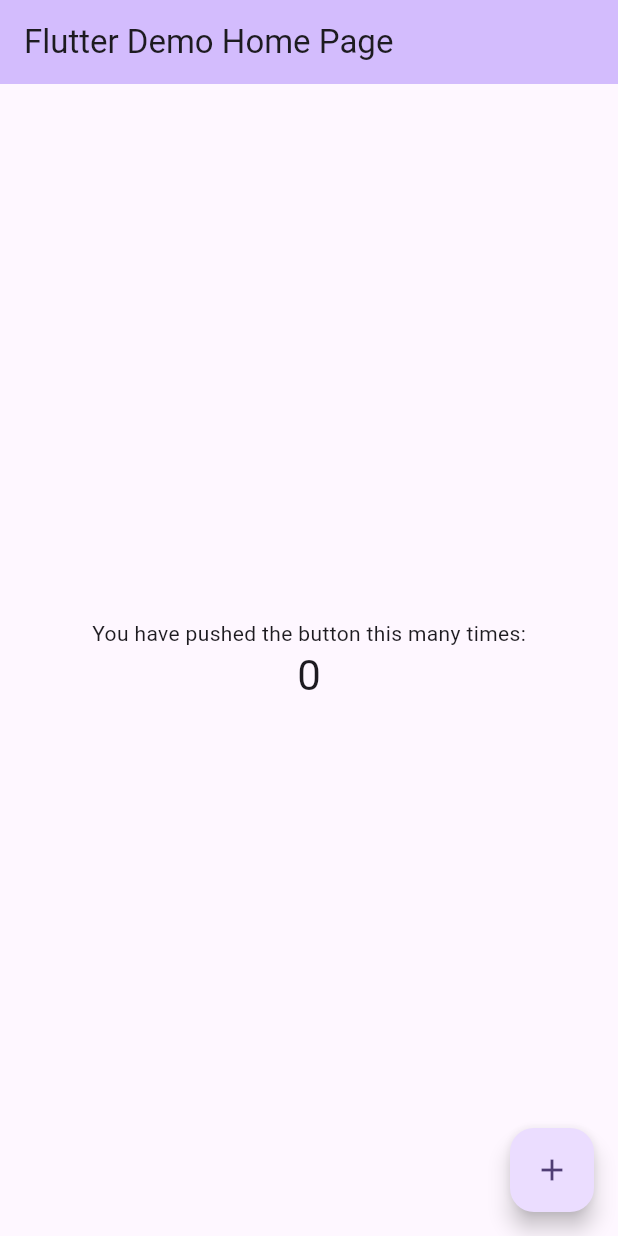
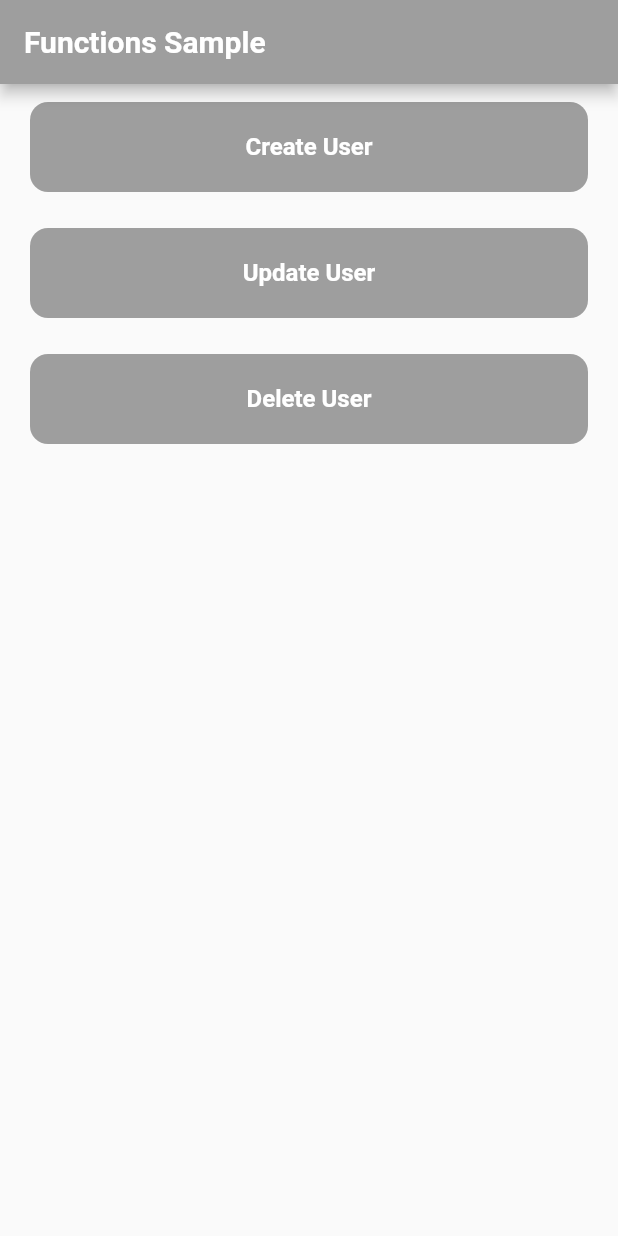
Before and after one commit to boglbbogl/flutter_cloud_functions_sample, a Flutter app: the screen it shows after launch, on a phone screen of 412 x 824 dp. Run offline on Flutter 3.47's test engine with Material 2 defaults, Android fonts, the phone set to English and light mode, and no system bars; our stand-ins replace cloud_firestore, firebase_auth, firebase_core; accounts and stored records are empty.

Commit message:
add functions

```diff
--- a/lib/main.dart
+++ b/lib/main.dart
@@ -1,125 +1,26 @@
+import 'package:firebase_core/firebase_core.dart';
 import 'package:flutter/material.dart';
+import 'package:flutter_cloud_functions_sample/firebase_options.dart';
+import 'package:flutter_cloud_functions_sample/main_page.dart';
 
-void main() {
+Future<void> main() async {
+  WidgetsFlutterBinding.ensureInitialized();
+  await Firebase.initializeApp(options: DefaultFirebaseOptions.currentPlatform);
+
   runApp(const MyApp());
 }
 
 class MyApp extends StatelessWidget {
   const MyApp({super.key});
 
-  // This widget is the root of your application.
   @override
   Widget build(BuildContext context) {
     return MaterialApp(
-      title: 'Flutter Demo',
       theme: ThemeData(
-        // This is the theme of your application.
-        //
-        // TRY THIS: Try running your application with "flutter run". You'll see
-        // the application has a blue toolbar. Then, without quitting the app,
-        // try changing the seedColor in the colorScheme below to Colors.green
-        // and then invoke "hot reload" (save your changes or press the "hot
-        // reload" button in a Flutter-supported IDE, or press "r" if you used
-        // the command line to start the app).
-        //
-        // Notice that the counter didn't reset back to zero; the application
-        // state is not lost during the reload. To reset the state, use hot
-        // restart instead.
-        //
-        // This works for code too, not just values: Most code changes can be
-        // tested with just a hot reload.
-        colorScheme: ColorScheme.fromSeed(seedColor: Colors.deepPurple),
-        useMaterial3: true,
-      ),
-      home: const MyHomePage(title: 'Flutter Demo Home Page'),
+          colorScheme: Theme.of(context).colorScheme.copyWith(
+                primary: Colors.grey,
+              )),
+      home: const MainPage(),
     );
   }
 }
-
-class MyHomePage extends StatefulWidget {
-  const MyHomePage({super.key, required this.title});
-
-  // This widget is the home page of your application. It is stateful, meaning
-  // that it has a State object (defined below) that contains fields that affect
-  // how it looks.
-
-  // This class is the configuration for the state. It holds the values (in this
-  // case the title) provided by the parent (in this case the App widget) and
-  // used by the build method of the State. Fields in a Widget subclass are
-  // always marked "final".
-
-  final String title;
-
-  @override
-  State<MyHomePage> createState() => _MyHomePageState();
-}
-
-class _MyHomePageState extends State<MyHomePage> {
-  int _counter = 0;
-
-  void _incrementCounter() {
-    setState(() {
-      // This call to setState tells the Flutter framework that something has
-      // changed in this State, which causes it to rerun the build method below
-      // so that the display can reflect the updated values. If we changed
-      // _counter without calling setState(), then the build method would not be
-      // called again, and so nothing would appear to happen.
-      _counter++;
-    });
-  }
-
-  @override
-  Widget build(BuildContext context) {
-    // This method is rerun every time setState is called, for instance as done
-    // by the _incrementCounter method above.
-    //
-    // The Flutter framework has been optimized to make rerunning build methods
-    // fast, so that you can just rebuild anything that needs updating rather
-    // than having to individually change instances of widgets.
-    return Scaffold(
-      appBar: AppBar(
-        // TRY THIS: Try changing the color here to a specific color (to
-        // Colors.amber, perhaps?) and trigger a hot reload to see the AppBar
-        // change color while the other colors stay the same.
-        backgroundColor: Theme.of(context).colorScheme.inversePrimary,
-        // Here we take the value from the MyHomePage object that was created by
-        // the App.build method, and use it to set our appbar title.
-        title: Text(widget.title),
-      ),
-      body: Center(
-        // Center is a layout widget. It takes a single child and positions it
-        // in the middle of the parent.
-        child: Column(
-          // Column is also a layout widget. It takes a list of children and
-          // arranges them vertically. By default, it sizes itself to fit its
-          // children horizontally, and tries to be as tall as its parent.
-          //
-          // Column has various properties to control how it sizes itself and
-          // how it positions its children. Here we use mainAxisAlignment to
-          // center the children vertically; the main axis here is the vertical
-          // axis because Columns are vertical (the cross axis would be
-          // horizontal).
-          //
-          // TRY THIS: Invoke "debug painting" (choose the "Toggle Debug Paint"
-          // action in the IDE, or press "p" in the console), to see the
-          // wireframe for each widget.
-          mainAxisAlignment: MainAxisAlignment.center,
-          children: <Widget>[
-            const Text(
-              'You have pushed the button this many times:',
-            ),
-            Text(
-              '$_counter',
-              style: Theme.of(context).textTheme.headlineMedium,
-            ),
-          ],
-        ),
-      ),
-      floatingActionButton: FloatingActionButton(
-        onPressed: _incrementCounter,
-        tooltip: 'Increment',
-        child: const Icon(Icons.add),
-      ), // This trailing comma makes auto-formatting nicer for build methods.
-    );
-  }
-}
--- /dev/null
+++ b/lib/main_page.dart
@@ -0,0 +1,102 @@
+import 'package:cloud_firestore/cloud_firestore.dart';
+import 'package:firebase_auth/firebase_auth.dart';
+import 'package:flutter/material.dart';
+
+class MainPage extends StatelessWidget {
+  const MainPage({super.key});
+
+  @override
+  Widget build(BuildContext context) {
+    return Scaffold(
+      appBar: AppBar(
+        title: const Text(
+          "Functions Sample",
+          style: TextStyle(fontWeight: FontWeight.bold),
+        ),
+      ),
+      body: ListView(
+        children: [
+          _button(
+            context: context,
+            title: "Create User",
+            onTap: () async {
+              UserCredential credential = await FirebaseAuth.instance
+                  .createUserWithEmailAndPassword(
+                      email: "abc@gmail.com", password: "123123");
+              if (credential.user != null) {
+                await FirebaseFirestore.instance
+                    .collection("users")
+                    .doc(credential.user!.uid)
+                    .set({
+                  "uid": credential.user!.uid,
+                  "email": credential.user!.email,
+                  "name": credential.user!.displayName,
+                  "createdAt": Timestamp.now(),
+                });
+              }
+            },
+          ),
+          _button(
+            context: context,
+            title: "Update User",
+            onTap: () async {
+              User? user = FirebaseAuth.instance.currentUser;
+              if (user != null) {
+                await FirebaseFirestore.instance
+                    .collection("users")
+                    .doc(user.uid)
+                    .update({
+                  "name": "abc",
+                });
+              }
+            },
+          ),
+          _button(
+            context: context,
+            title: "Delete User",
+            onTap: () async {
+              UserCredential credential = await FirebaseAuth.instance
+                  .createUserWithEmailAndPassword(
+                      email: "abc@gmail.com", password: "123123");
+              if (credential.user != null) {
+                await FirebaseFirestore.instance
+                    .collection("users")
+                    .doc(credential.user!.uid)
+                    .set({
+                  "uid": credential.user!.uid,
+                  "email": credential.user!.email,
+                  "name": credential.user!.displayName,
+                  "createdAt": Timestamp.now(),
+                });
+              }
+            },
+          ),
+        ],
+      ),
+    );
+  }
+
+  GestureDetector _button({
+    required BuildContext context,
+    required String title,
+    required Function() onTap,
+  }) {
+    return GestureDetector(
+      onTap: onTap,
+      child: Container(
+        margin: const EdgeInsets.symmetric(horizontal: 20, vertical: 12),
+        width: MediaQuery.of(context).size.width,
+        height: 60,
+        decoration: BoxDecoration(
+            borderRadius: BorderRadius.circular(12),
+            color: Theme.of(context).colorScheme.primary),
+        child: Center(
+            child: Text(
+          title,
+          style: const TextStyle(
+              fontWeight: FontWeight.bold, fontSize: 16, color: Colors.white),
+        )),
+      ),
+    );
+  }
+}
--- a/pubspec.yaml
+++ b/pubspec.yaml
@@ -36,6 +36,8 @@ dependencies:
   # Use with the CupertinoIcons class for iOS style icons.
   cupertino_icons: ^1.0.2
   firebase_core: ^2.15.0
+  firebase_auth: ^4.7.2
+  cloud_firestore: ^4.8.4
 
 dev_dependencies:
   flutter_test:
```
Also changed, not shown: firebase.json (added), pubspec.lock, 9 other files.
